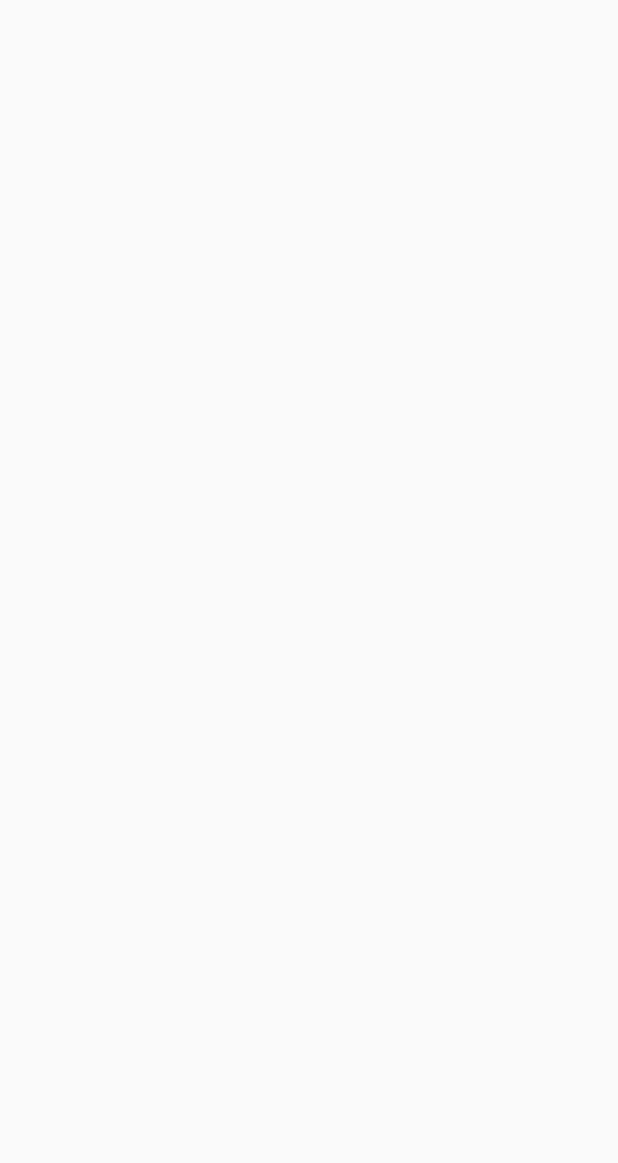
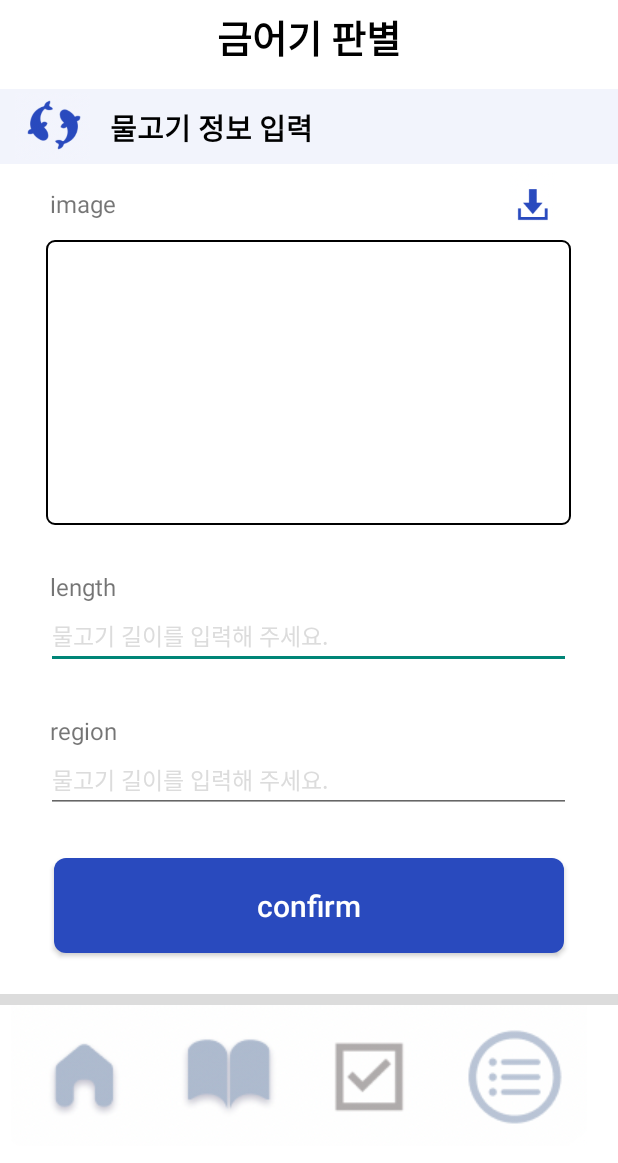
Before and after one commit to Fish-Dectection/frontend-repo, an Android app: the Input_info screen opened directly, with no data from a screen before it, on a phone screen of 412 x 824 dp. Before the commit the part shown is empty. Shown: the top 1163 px of the screen. Run offline under Robolectric (Android 15) with nearby library versions, the phone set to English and light mode, and no system bars.

Commit message:
input page xml

```diff
--- a/app/src/main/res/layout/activity_input_info.xml
+++ b/app/src/main/res/layout/activity_input_info.xml
@@ -1,9 +1,155 @@
 <?xml version="1.0" encoding="utf-8"?>
-<androidx.constraintlayout.widget.ConstraintLayout xmlns:android="http://schemas.android.com/apk/res/android"
-    xmlns:app="http://schemas.android.com/apk/res-auto"
-    xmlns:tools="http://schemas.android.com/tools"
+<LinearLayout xmlns:android="http://schemas.android.com/apk/res/android"
     android:layout_width="match_parent"
     android:layout_height="match_parent"
-    tools:context=".Input_info">
+    android:background="#FFFF"
+    android:orientation="vertical"
+    android:layout_gravity="center"
+    >
 
-</androidx.constraintlayout.widget.ConstraintLayout>
+    <TextView
+        android:layout_width="match_parent"
+        android:layout_height="wrap_content"
+        android:text="금어기 판별"
+        android:textColor="@color/black"
+        android:textSize="25dp"
+        android:gravity="center"
+        android:textStyle="bold"
+        android:layout_marginTop="5dp"/>
+<!--    배너 시작 -->
+    <LinearLayout
+        android:layout_width="match_parent"
+        android:layout_height="50dp"
+        android:orientation="horizontal"
+        android:background="@color/banner"
+        android:layout_marginTop="15dp"
+        >
+
+        <ImageView
+            android:layout_width="50dp"
+            android:layout_height="wrap_content"
+            android:src="@drawable/banner_image"
+            android:layout_marginLeft="10dp"
+            />
+        <TextView
+            android:layout_width="wrap_content"
+            android:layout_height="wrap_content"
+            android:text="물고기 정보 입력"
+            android:textColor="@color/black"
+            android:layout_marginTop="11dp"
+            android:layout_marginLeft="13dp"
+            android:textStyle="bold"
+            android:textSize="19dp"/>
+
+    </LinearLayout>
+<!--배너 끝-->
+
+<!--    image 텍스트랑 다운로드 버튼 레이어 시작-->
+    <LinearLayout
+        android:layout_width="match_parent"
+        android:layout_height="wrap_content"
+        android:orientation="horizontal">
+
+        <TextView
+            android:layout_width="wrap_content"
+            android:layout_height="wrap_content"
+            android:text="image"
+            android:textSize="16dp"
+            android:layout_marginLeft="33dp"
+            android:layout_marginTop="15dp"
+            />
+        <ImageView
+            android:layout_width="35dp"
+            android:layout_height="35dp"
+            android:src="@drawable/download"
+            android:layout_marginLeft="260dp"
+            android:layout_marginTop="5dp"/>
+
+    </LinearLayout>
+<!--    image 텍스트랑 다운로드 버튼 레이어 끝-->
+
+    <ImageView
+        android:layout_width="350dp"
+        android:layout_height="190dp"
+        android:layout_gravity="center"
+        android:background="@drawable/imageview_border"
+        android:layout_marginTop="10dp"
+        />
+
+    <TextView
+        android:layout_width="wrap_content"
+        android:layout_height="wrap_content"
+        android:text="length"
+        android:textSize="16dp"
+        android:layout_marginLeft="33dp"
+        android:layout_marginTop="30dp"/>
+    <EditText
+        android:layout_width="350dp"
+        android:layout_height="wrap_content"
+        android:layout_gravity="center"
+        android:hint="물고기 길이를 입력해 주세요."
+        android:textColorHint="@color/grey"
+        android:textSize="15dp"/>
+
+    <TextView
+        android:layout_width="wrap_content"
+        android:layout_height="wrap_content"
+        android:text="region"
+        android:textSize="16dp"
+        android:layout_marginLeft="33dp"
+        android:layout_marginTop="30dp"/>
+    <EditText
+        android:layout_width="350dp"
+        android:layout_height="wrap_content"
+        android:layout_gravity="center"
+        android:hint="물고기 길이를 입력해 주세요."
+        android:textColorHint="@color/grey"
+        android:textSize="15dp"/>
+
+    <Button
+        android:layout_width="340dp"
+        android:layout_height="63dp"
+        android:layout_gravity="center"
+        android:layout_marginTop="30dp"
+        android:background="@drawable/select_button"
+        android:text="confirm"
+        android:textColor="@color/white"
+        android:textAllCaps="false"
+        android:textSize="20dp"
+        />
+<!--하단바 시작-->
+    <LinearLayout
+        android:layout_width="match_parent"
+        android:layout_height="wrap_content"
+        android:orientation="vertical">
+        <View
+            android:layout_width="match_parent"
+            android:layout_height="7dp"
+            android:layout_marginTop="27dp"
+            android:background="@color/grey"/>
+    </LinearLayout>
+    <LinearLayout
+        android:layout_width="match_parent"
+        android:layout_height="wrap_content"
+        android:orientation="horizontal"
+        android:layout_marginLeft="7dp"
+        >
+        <ImageView
+            android:layout_width="wrap_content"
+            android:layout_height="wrap_content"
+            android:src="@drawable/buttom_btn1"/>
+        <ImageView
+            android:layout_width="wrap_content"
+            android:layout_height="wrap_content"
+            android:src="@drawable/buttom_btn2"/>
+        <ImageView
+            android:layout_width="wrap_content"
+            android:layout_height="wrap_content"
+            android:src="@drawable/buttom_btn3"/>
+        <ImageView
+            android:layout_width="wrap_content"
+            android:layout_height="wrap_content"
+            android:src="@drawable/buttom_btn4"/>
+    </LinearLayout>
+
+</LinearLayout>
```
